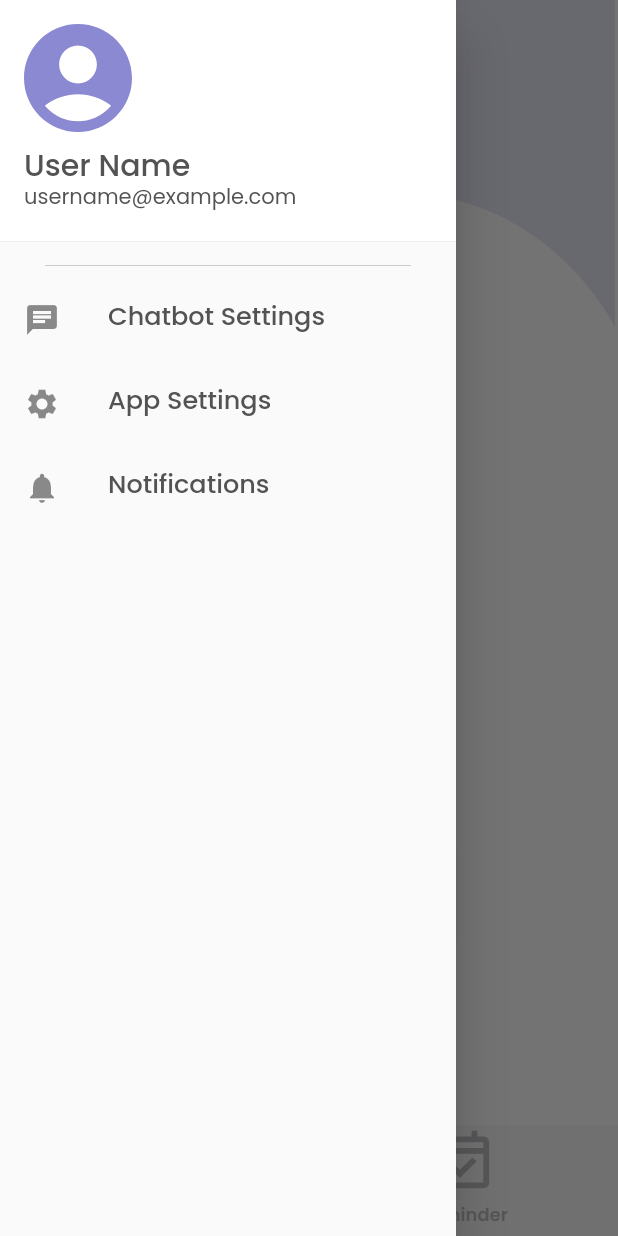
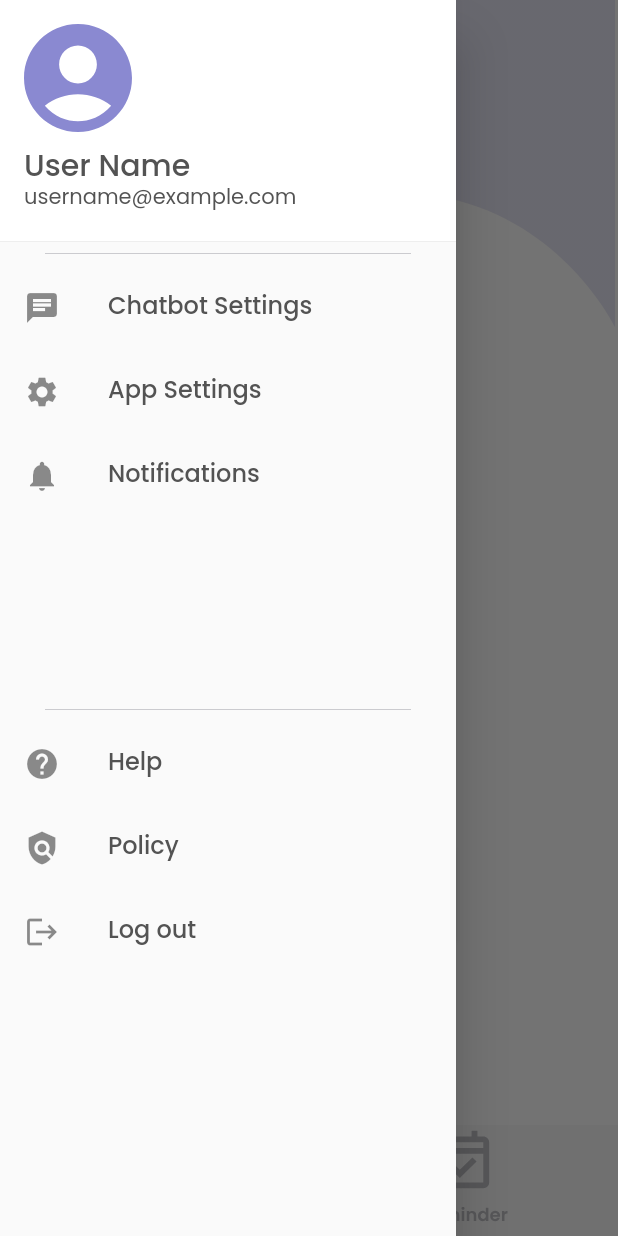
Before and after one commit to williamsusanto/Diary-Chat, a Flutter app: the screen it shows once a user with an empty profile is signed in, with the side drawer open, on a phone screen of 412 x 824 dp. Run offline on Flutter 3.47's test engine with Material 2 defaults, Android fonts, the phone set to English and light mode, and no system bars; our stand-ins replace cached_network_image, faker, firebase_auth, firebase_core, firebase_database, flutter_svg and 2 more; missing offline and left inert: stream_chat_flutter_core; accounts and stored records are empty; network calls fail.

Commit message:
Complete profile drawer

```diff
--- a/lib/widgets/profile_drawer.dart
+++ b/lib/widgets/profile_drawer.dart
@@ -2,7 +2,6 @@ import 'package:flutter/material.dart';
 import 'package:diary_chat/pages/myhomepage.dart';
 import 'package:flutter_svg/svg.dart';
 import 'package:google_fonts/google_fonts.dart';
-
 
 //when user clicks the profile icon it will open a drawer
 //A drawer that user can access user information, chatbot settings, app settings, notifications
@@ -15,6 +14,7 @@ class Profile_Drawer extends StatelessWidget {
         padding: EdgeInsets.zero,
         children: [
           UserAccountsDrawerHeader(
+            margin: EdgeInsets.zero,
             decoration: BoxDecoration(color: const Color(0xffFFFFFF)),
             accountName: Text(
               "User Name",
@@ -38,7 +38,9 @@ class Profile_Drawer extends StatelessWidget {
                 ),
               ),
             ),
-            currentAccountPicture: SvgPicture.asset("assets/icons/profile_picture.svg",),
+            currentAccountPicture: SvgPicture.asset(
+              "assets/icons/profile_picture.svg",
+            ),
           ),
           Divider(
             thickness: 0.5,
@@ -47,17 +49,21 @@ class Profile_Drawer extends StatelessWidget {
             color: Color(0xFFBBBBC0),
           ),
           ListTile(
+
             leading: Icon(
               Icons.chat,
             ),
-            title: Text('Chatbot Settings',
+            title: Text(
+              'Chatbot Settings',
               style: GoogleFonts.poppins(
                 textStyle: TextStyle(
                   color: Color(0xFF535353),
-              fontSize: 17,
+                  fontSize: 16,
                   fontWeight: FontWeight.w500,
                   height: 1,
-            ),),),
+                ),
+              ),
+            ),
             onTap: () {
               Navigator.pop(context);
             },
@@ -66,14 +72,17 @@ class Profile_Drawer extends StatelessWidget {
             leading: Icon(
               Icons.settings,
             ),
-            title: Text('App Settings',
+            title: Text(
+              'App Settings',
               style: GoogleFonts.poppins(
                 textStyle: TextStyle(
                   color: Color(0xFF535353),
-                  fontSize: 17,
+                  fontSize: 16,
                   fontWeight: FontWeight.w500,
                   height: 1,
-                ),),),
+                ),
+              ),
+            ),
             onTap: () {
               Navigator.pop(context);
             },
@@ -82,14 +91,88 @@ class Profile_Drawer extends StatelessWidget {
             leading: Icon(
               Icons.notifications,
             ),
-            title: Text('Notifications',
+            title: Text(
+              'Notifications',
               style: GoogleFonts.poppins(
                 textStyle: TextStyle(
                   color: Color(0xFF535353),
-                  fontSize: 17,
+                  fontSize: 16,
                   fontWeight: FontWeight.w500,
                   height: 1,
-                ),),),
+                ),
+              ),
+            ),
+            onTap: () {
+              Navigator.pop(context);
+            },
+          ),
+
+          Expanded(
+              child: Container(
+                height: 120,
+              )
+          ),
+
+          Divider(
+            thickness: 0.5,
+            indent: 30,
+            endIndent: 30,
+            color: Color(0xFFBBBBC0),
+          ),
+
+          ListTile(
+            leading: Icon(
+              Icons.help,
+            ),
+            title: Text(
+              'Help',
+              style: GoogleFonts.poppins(
+                textStyle: TextStyle(
+                  color: Color(0xFF535353),
+                  fontSize: 16,
+                  fontWeight: FontWeight.w500,
+                  height: 1,
+                ),
+              ),
+            ),
+            onTap: () {
+              Navigator.pop(context);
+            },
+          ),
+          ListTile(
+            leading: Icon(
+              Icons.policy,
+            ),
+            title: Text(
+              'Policy',
+              style: GoogleFonts.poppins(
+                textStyle: TextStyle(
+                  color: Color(0xFF535353),
+                  fontSize: 16,
+                  fontWeight: FontWeight.w500,
+                  height: 1,
+                ),
+              ),
+            ),
+            onTap: () {
+              Navigator.pop(context);
+            },
+          ),
+          ListTile(
+            leading: Icon(
+              Icons.logout,
+            ),
+            title: Text(
+              'Log out',
+              style: GoogleFonts.poppins(
+                textStyle: TextStyle(
+                  color: Color(0xFF535353),
+                  fontSize: 16,
+                  fontWeight: FontWeight.w500,
+                  height: 1,
+                ),
+              ),
+            ),
             onTap: () {
               Navigator.pop(context);
             },
```
Lines whose indentation alone changed are shown as unchanged.
